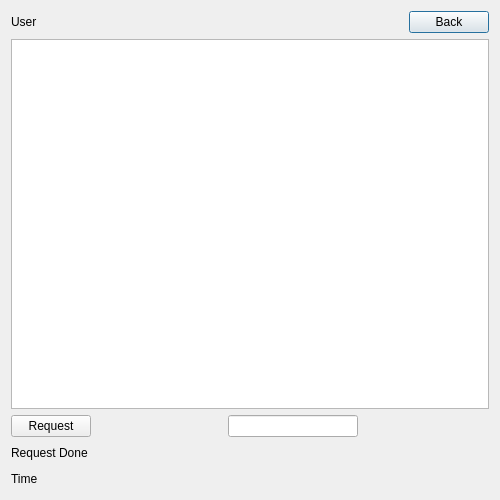
hassan-kandil/DistImage, file userimagesdialog.ui: the form before one commit.
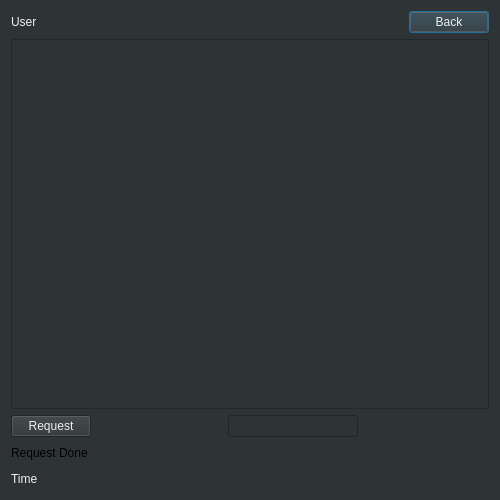
The form after the commit.

What changed in the file:
```diff
--- a/userimagesdialog.ui
+++ b/userimagesdialog.ui
@@ -13,11 +13,18 @@
   <property name="windowTitle">
    <string>DistImage</string>
   </property>
+  <property name="styleSheet">
+   <string notr="true">background-color: rgb(46, 52, 54)
+</string>
+  </property>
   <layout class="QVBoxLayout" name="verticalLayout">
    <item>
     <layout class="QHBoxLayout" name="horizontalLayout_2">
      <item>
       <widget class="QLabel" name="lbl_us">
+       <property name="styleSheet">
+        <string notr="true">color: rgb(238, 238, 236)</string>
+       </property>
        <property name="text">
         <string>User</string>
        </property>
@@ -38,6 +45,9 @@
      </item>
      <item>
       <widget class="QPushButton" name="push_back">
+       <property name="styleSheet">
+        <string notr="true">color: rgb(238, 238, 236)</string>
+       </property>
        <property name="text">
         <string>Back</string>
        </property>
@@ -46,12 +56,19 @@
     </layout>
    </item>
    <item>
-    <widget class="QListWidget" name="listWidget"/>
+    <widget class="QListWidget" name="listWidget">
+     <property name="styleSheet">
+      <string notr="true">color: rgb(238, 238, 236)</string>
+     </property>
+    </widget>
    </item>
    <item>
     <layout class="QHBoxLayout" name="horizontalLayout">
      <item>
       <widget class="QPushButton" name="push_request">
+       <property name="styleSheet">
+        <string notr="true">color: rgb(238, 238, 236)</string>
+       </property>
        <property name="text">
         <string>Request</string>
        </property>
@@ -72,6 +89,9 @@
      </item>
      <item>
       <widget class="QLineEdit" name="line_views">
+       <property name="styleSheet">
+        <string notr="true">color: rgb(238, 238, 236)</string>
+       </property>
        <property name="text">
         <string/>
        </property>
@@ -120,6 +140,9 @@
     <layout class="QHBoxLayout" name="horizontalLayout_7">
      <item>
       <widget class="QLabel" name="lbl_time">
+       <property name="styleSheet">
+        <string notr="true">color: rgb(238, 238, 236)</string>
+       </property>
        <property name="text">
         <string>Time</string>
        </property>
```
